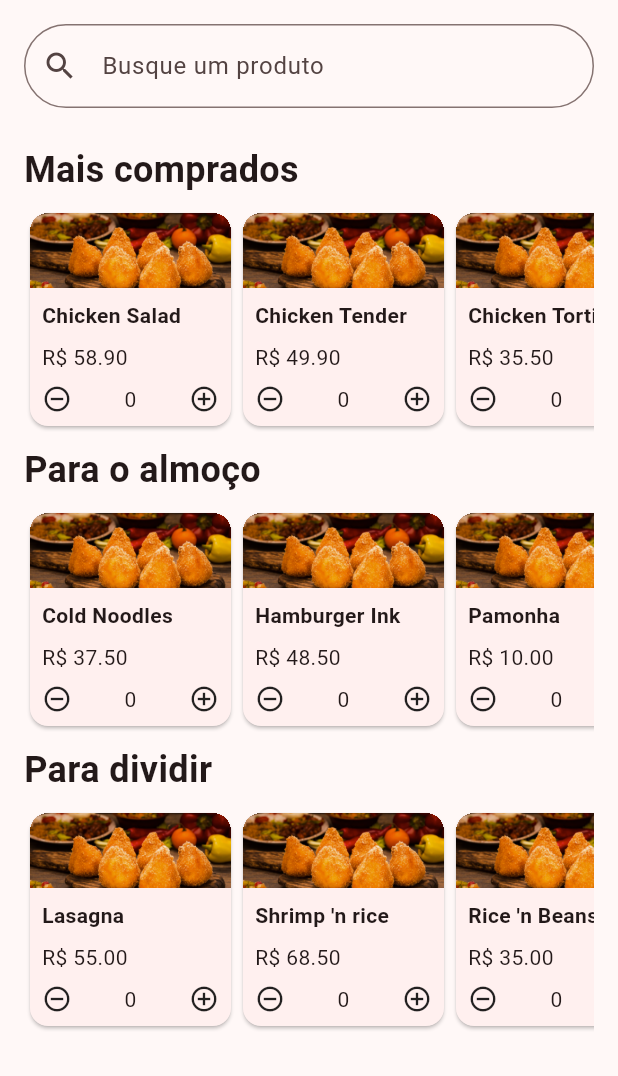
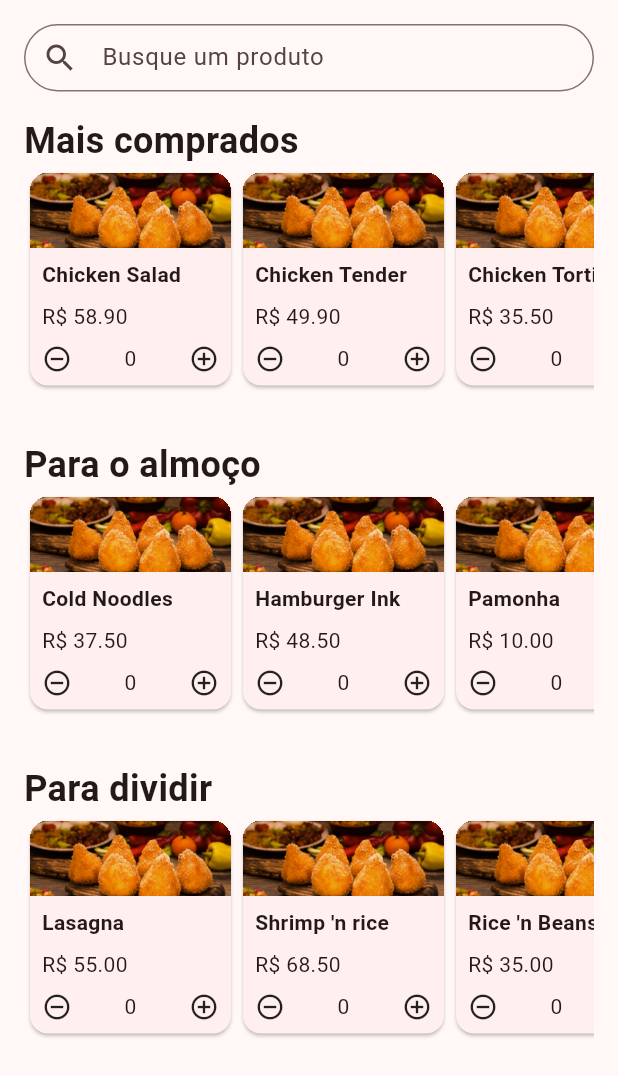
Before and after one commit to ikyrie/dev_panucci_delivery, a Flutter app: the screen it shows after launch, on a phone screen of 412 x 824 dp. Shown: the top 1076 px of the screen. Run offline on Flutter 3.47's test engine with Material 2 defaults, Android fonts, the phone set to English and light mode, and no system bars; our stand-ins replace flutter_mobx, mobx; generated files the repository leaves out were written again.

Commit message:
Mais alguns ajustes visuais

```diff
--- a/lib/components/categoria_text.dart
+++ b/lib/components/categoria_text.dart
@@ -7,7 +7,7 @@ class CategoriaText extends StatelessWidget {
   @override
   Widget build(BuildContext context) {
     return Padding(
-      padding: const EdgeInsets.symmetric(horizontal: 16.0, vertical: 8.0),
+      padding: const EdgeInsets.symmetric(horizontal: 16.0),
       child: Text(
         titulo,
         style: const TextStyle(fontSize: 24, fontWeight: FontWeight.w600),
--- a/lib/components/item_list.dart
+++ b/lib/components/item_list.dart
@@ -12,7 +12,7 @@ class ItemList extends StatelessWidget {
   @override
   Widget build(BuildContext context) {
     return Padding(
-      padding: const EdgeInsets.symmetric(horizontal: 16.0),
+      padding: const EdgeInsets.fromLTRB(16.0, 0.0, 16.0, 32.0),
       child: ConstrainedBox(
         constraints: const BoxConstraints(maxHeight: 150),
         child: ListView.builder(
--- a/lib/components/search_input.dart
+++ b/lib/components/search_input.dart
@@ -11,9 +11,11 @@ final TextEditingController searchTextController;
       child: TextFormField(
                   controller: searchTextController,
                   decoration: const InputDecoration(
-                      border: OutlineInputBorder(borderRadius: BorderRadius.all(Radius.circular(50))),
-                      hintText: "Busque um produto",
-                      prefixIcon: Icon(Icons.search),
+                    contentPadding: EdgeInsets.all(8.0),
+                    constraints: BoxConstraints(maxHeight: 45),
+                    border: OutlineInputBorder(borderRadius: BorderRadius.all(Radius.circular(50))),
+                    hintText: "Busque um produto",
+                    prefixIcon: Icon(Icons.search),
                 ),
               ),
     );
```
